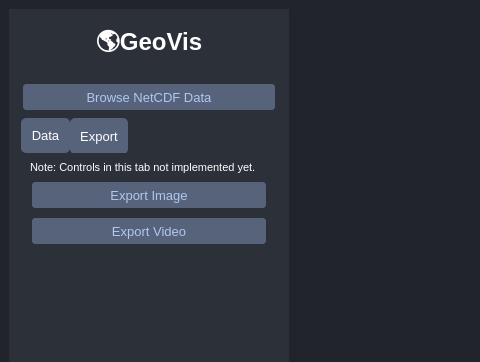
This is assets/ui/gui.ui in sherinsugathan/GeoVis as Qt 5 draws it before an edit; both pictures show x 0 to 480 and y 0 to 362 of the 1035 by 702 pixel window. The edited form follows.
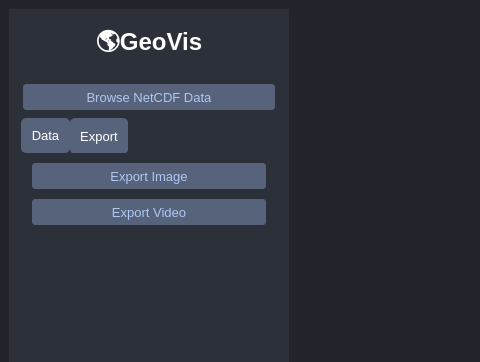
This is the edited form. The open tabs and pages were chosen to show the change. Icons and pictures are not drawn.

Commit message:
export image feature added
adding export image feature

The edit to the form file:
```diff
--- a/assets/ui/gui.ui
+++ b/assets/ui/gui.ui
@@ -1065,20 +1065,7 @@
           </attribute>
           <layout class="QVBoxLayout" name="verticalLayout_3">
            <item>
-            <widget class="QLabel" name="label_7">
-             <property name="font">
-              <font>
-               <family>Arial</family>
-               <pointsize>8</pointsize>
-              </font>
-             </property>
-             <property name="text">
-              <string>Note: Controls in this tab not implemented yet.</string>
-             </property>
-            </widget>
-           </item>
-           <item>
-            <widget class="QPushButton" name="pushButton_Play">
+            <widget class="QPushButton" name="pushButton_ExportImage">
              <property name="minimumSize">
               <size>
                <width>0</width>
```
The commit also changes 2 other files.
